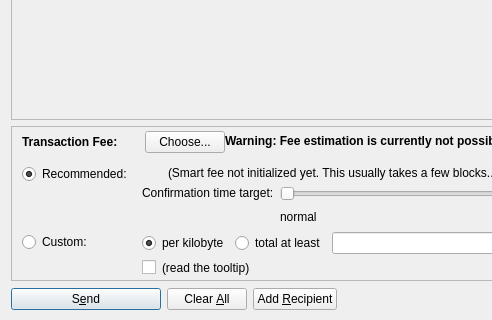
Before: the Qt Designer form src/qt/forms/sendcoinsdialog.ui in Zero-Dynamics/cash-core, drawn with Qt 5; both pictures show x 0 to 492 and y 223 to 543 of the 1000 by 543 pixel window.
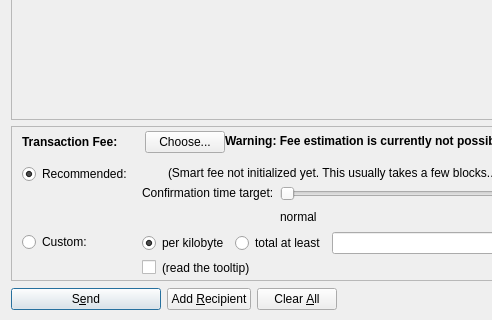
After: the same form once the commit is applied. Icons and pictures are not drawn. Custom widgets are drawn as their Qt base class.

Commit message: Qt update buttons

What changed in the file:
```diff
--- a/src/qt/forms/sendcoinsdialog.ui
+++ b/src/qt/forms/sendcoinsdialog.ui
@@ -1234,6 +1234,19 @@
        </property>
       </widget>
      </item>
+     <item>
+      <widget class="QPushButton" name="addButton">
+       <property name="toolTip">
+        <string>Send to multiple recipients at once</string>
+       </property>
+       <property name="text">
+        <string>Add &amp;Recipient</string>
+       </property>
+       <property name="autoDefault">
+        <bool>false</bool>
+       </property>
+      </widget>
+     </item>     
      <item>
       <widget class="QPushButton" name="clearButton">
        <property name="sizePolicy">
@@ -1253,19 +1266,6 @@
        </property>
       </widget>
      </item>
-     <item>
-      <widget class="QPushButton" name="addButton">
-       <property name="toolTip">
-        <string>Send to multiple recipients at once</string>
-       </property>
-       <property name="text">
-        <string>Add &amp;Recipient</string>
-       </property>
-       <property name="autoDefault">
-        <bool>false</bool>
-       </property>
-      </widget>
-     </item>
      <item>
       <spacer name="horizontalSpacer">
        <property name="orientation">
```
The commit also changes 5 other files.
